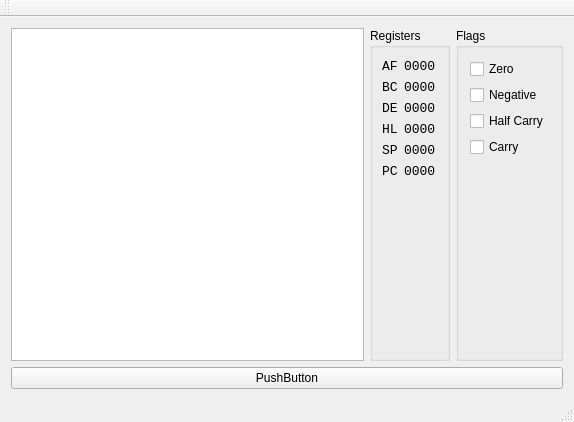
Oskenso/gambel, file Gambel/mainwindow.ui: the form before one commit.
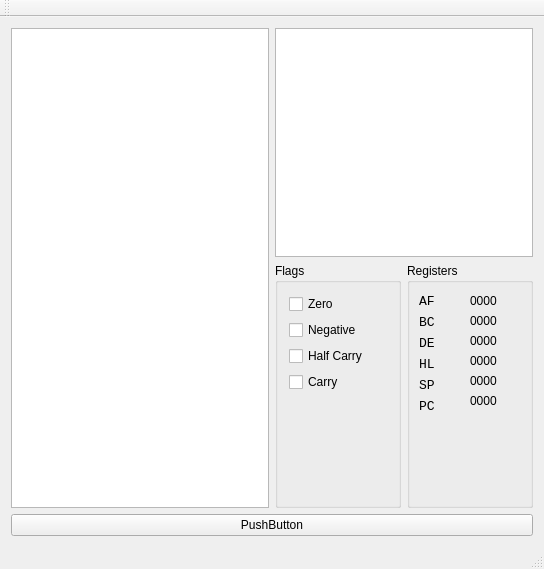
The form after the commit.

Diff of the .ui file:
```diff
--- a/Gambel/mainwindow.ui
+++ b/Gambel/mainwindow.ui
@@ -6,8 +6,8 @@
    <rect>
     <x>0</x>
     <y>0</y>
-    <width>574</width>
-    <height>422</height>
+    <width>544</width>
+    <height>569</height>
    </rect>
   </property>
   <property name="windowTitle">
@@ -34,6 +34,75 @@
         <item>
          <layout class="QHBoxLayout" name="horizontalLayout_4">
           <item>
+           <layout class="QVBoxLayout" name="verticalLayout_9">
+            <item>
+             <widget class="QGraphicsView" name="graphicsView"/>
+            </item>
+            <item>
+             <layout class="QHBoxLayout" name="horizontalLayout_3">
+              <item>
+               <widget class="QGroupBox" name="flagBox">
+                <property name="title">
+                 <string>Flags</string>
+                </property>
+                <layout class="QVBoxLayout" name="verticalLayout_2">
+                 <item>
+                  <widget class="QCheckBox" name="flagBoxZ">
+                   <property name="text">
+                    <string>Zero</string>
+                   </property>
+                   <property name="checkable">
+                    <bool>true</bool>
+                   </property>
+                  </widget>
+                 </item>
+                 <item>
+                  <widget class="QCheckBox" name="flagBoxN">
+                   <property name="text">
+                    <string>Negative</string>
+                   </property>
+                   <property name="checkable">
+                    <bool>true</bool>
+                   </property>
+                  </widget>
+                 </item>
+                 <item>
+                  <widget class="QCheckBox" name="flagBoxH">
+                   <property name="text">
+                    <string>Half Carry</string>
+                   </property>
+                   <property name="checkable">
+                    <bool>true</bool>
+                   </property>
+                  </widget>
+                 </item>
+                 <item>
+                  <widget class="QCheckBox" name="flagBoxC">
+                   <property name="text">
+                    <string>Carry</string>
+                   </property>
+                   <property name="checkable">
+                    <bool>true</bool>
+                   </property>
+                  </widget>
+                 </item>
+                 <item>
+                  <spacer name="verticalSpacer">
+                   <property name="orientation">
+                    <enum>Qt::Vertical</enum>
+                   </property>
+                   <property name="sizeHint" stdset="0">
+                    <size>
+                     <width>20</width>
+                     <height>40</height>
+                    </size>
+                   </property>
+                  </spacer>
+                 </item>
+                </layout>
+               </widget>
+              </item>
+              <item>
            <widget class="QGroupBox" name="regBox">
             <property name="title">
              <string>Registers</string>
@@ -150,10 +219,7 @@
                  <item>
                   <widget class="QLabel" name="labelRegValAF">
                    <property name="font">
-                    <font>
-                     <family>Monospace</family>
-                     <pointsize>10</pointsize>
-                    </font>
+                        <font/>
                    </property>
                    <property name="styleSheet">
                     <string notr="true">text-transform: uppercase;</string>
@@ -166,10 +232,7 @@
                  <item>
                   <widget class="QLabel" name="labelRegValBC">
                    <property name="font">
-                    <font>
-                     <family>Monospace</family>
-                     <pointsize>10</pointsize>
-                    </font>
+                        <font/>
                    </property>
                    <property name="styleSheet">
                     <string notr="true">text-transform: uppercase;</string>
@@ -182,10 +245,7 @@
                  <item>
                   <widget class="QLabel" name="labelRegValDE">
                    <property name="font">
-                    <font>
-                     <family>Monospace</family>
-                     <pointsize>10</pointsize>
-                    </font>
+                        <font/>
                    </property>
                    <property name="styleSheet">
                     <string notr="true">text-transform: uppercase;</string>
@@ -198,10 +258,7 @@
                  <item>
                   <widget class="QLabel" name="labelRegValHL">
                    <property name="font">
-                    <font>
-                     <family>Monospace</family>
-                     <pointsize>10</pointsize>
-                    </font>
+                        <font/>
                    </property>
                    <property name="styleSheet">
                     <string notr="true">text-transform: uppercase;</string>
@@ -214,10 +271,7 @@
                  <item>
                   <widget class="QLabel" name="labelRegValSP">
                    <property name="font">
-                    <font>
-                     <family>Monospace</family>
-                     <pointsize>10</pointsize>
-                    </font>
+                        <font/>
                    </property>
                    <property name="styleSheet">
                     <string notr="true">text-transform:uppercase;</string>
@@ -230,10 +284,7 @@
                  <item>
                   <widget class="QLabel" name="labelRegValPC">
                    <property name="font">
-                    <font>
-                     <family>Monospace</family>
-                     <pointsize>10</pointsize>
-                    </font>
+                        <font/>
                    </property>
                    <property name="styleSheet">
                     <string notr="true">text-transform:uppercase;</string>
@@ -276,67 +327,9 @@
             </layout>
            </widget>
           </item>
-          <item>
-           <widget class="QGroupBox" name="flagBox">
-            <property name="title">
-             <string>Flags</string>
-            </property>
-            <layout class="QVBoxLayout" name="verticalLayout_2">
-             <item>
-              <widget class="QCheckBox" name="flagBoxZ">
-               <property name="text">
-                <string>Zero</string>
-               </property>
-               <property name="checkable">
-                <bool>true</bool>
-               </property>
-              </widget>
-             </item>
-             <item>
-              <widget class="QCheckBox" name="flagBoxN">
-               <property name="text">
-                <string>Negative</string>
-               </property>
-               <property name="checkable">
-                <bool>true</bool>
-               </property>
-              </widget>
-             </item>
-             <item>
-              <widget class="QCheckBox" name="flagBoxH">
-               <property name="text">
-                <string>Half Carry</string>
-               </property>
-               <property name="checkable">
-                <bool>true</bool>
-               </property>
-              </widget>
-             </item>
-             <item>
-              <widget class="QCheckBox" name="flagBoxC">
-               <property name="text">
-                <string>Carry</string>
-               </property>
-               <property name="checkable">
-                <bool>true</bool>
-               </property>
-              </widget>
-             </item>
-             <item>
-              <spacer name="verticalSpacer">
-               <property name="orientation">
-                <enum>Qt::Vertical</enum>
-               </property>
-               <property name="sizeHint" stdset="0">
-                <size>
-                 <width>20</width>
-                 <height>40</height>
-                </size>
-               </property>
-              </spacer>
-             </item>
-            </layout>
-           </widget>
+             </layout>
+            </item>
+           </layout>
           </item>
          </layout>
         </item>
```
Left out of the diff: 2 changed lines with no effect on the pictures. Lines whose indentation alone changed are shown as unchanged.
